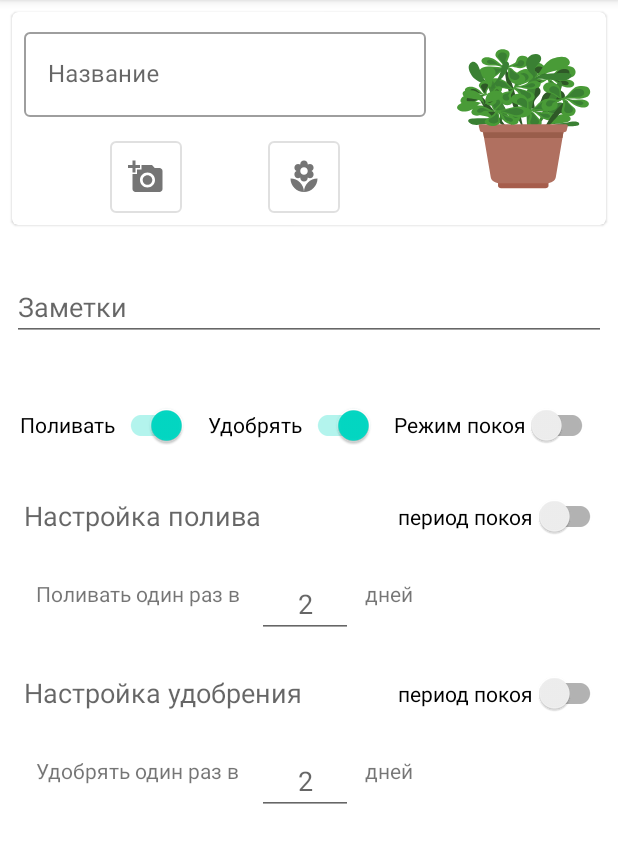
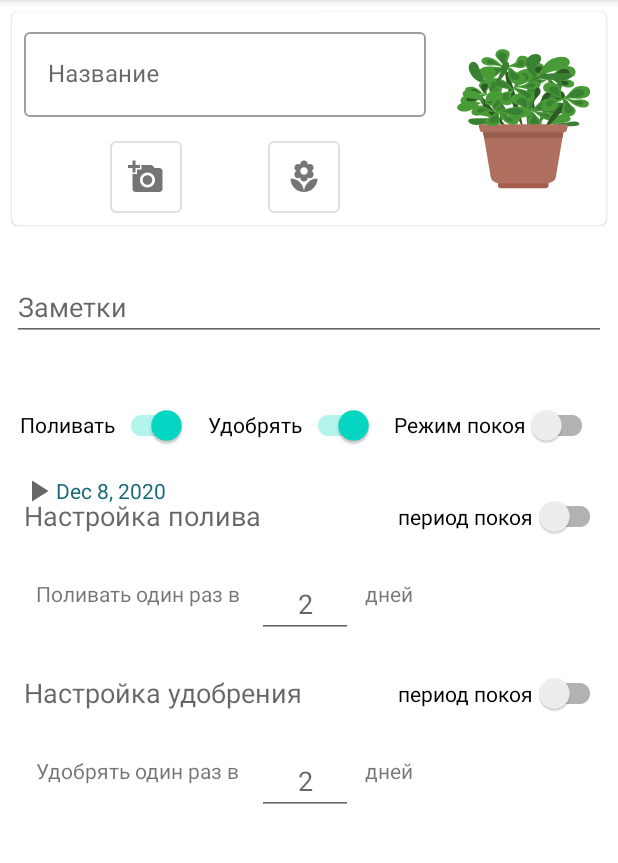
Before and after one commit to GorAnatoS/PlantKeeper, an Android app: the PlantAddAndInfo screen opened through its navigation route, on a phone screen of 412 x 824 dp, the part 84-947 px from its top. Run offline under Robolectric (Android 15) with nearby library versions, the phone set to English and light mode, and no system bars; our stand-ins replace data binding; libraries missing offline, so code that uses them is left out: com.xwray.groupie, com.yalantis.ucrop, org.kodein.di, permissions.dispatcher; plain views replace CircleMenuView; 5 statements that could not run were skipped.

Commit message:
+ time class + date start from set + materialDatePicker set lang

```diff
--- a/app/src/main/java/com/goranatos/plantskeeper/data/entity/PlantItemCard.kt
+++ b/app/src/main/java/com/goranatos/plantskeeper/data/entity/PlantItemCard.kt
@@ -1,11 +1,9 @@
 package com.goranatos.plantskeeper.data.entity
 
 import android.net.Uri
-import androidx.core.content.ContentProviderCompat.requireContext
 import androidx.navigation.findNavController
 import com.goranatos.plantskeeper.R
 import com.goranatos.plantskeeper.ui.home.MyPlantsFragmentDirections
-import com.goranatos.plantskeeper.ui.home.plantAddAndInfo.PlantAddAndInfo
 //import com.goranatos.plantskeeper.ui.home.MyPlantsFragmentDirections
 
 import com.xwray.groupie.kotlinandroidextensions.GroupieViewHolder
--- /dev/null
+++ b/app/src/main/java/com/goranatos/plantskeeper/internal/Time.kt
@@ -0,0 +1,38 @@
+package com.goranatos.plantskeeper.internal
+
+import java.text.SimpleDateFormat
+import java.util.*
+
+
+/**
+ Класс для работы с временными функциями
+ */
+class Time {
+    companion object {
+        fun formattedDateStringToFormattedDateLong(string: String): Long {
+            val date = Calendar.getInstance().time
+            val formatter =
+                SimpleDateFormat.getDateInstance() //or use getDateInstance()
+            var formatedDateString = formatter.format(date)
+            var formatedDateLong = formatter.parse(formatedDateString).time
+            return formatedDateLong
+        }
+
+        fun getFormattedDateString(): String {
+            val date = Calendar.getInstance().time
+            val formatter =
+                SimpleDateFormat.getDateInstance()
+            var formatedDateString = formatter.format(date)
+            return formatedDateString
+        }
+
+        fun getFormattedDateString(ms: Long): String {
+            val date = Calendar.getInstance().time
+            val formatter =
+                SimpleDateFormat.getDateInstance()
+            var formatedDateString = formatter.format(ms)
+
+            return formatedDateString
+        }
+    }
+}
--- a/app/src/main/java/com/goranatos/plantskeeper/ui/home/MyPlantsFragment.kt
+++ b/app/src/main/java/com/goranatos/plantskeeper/ui/home/MyPlantsFragment.kt
@@ -1,14 +1,10 @@
 package com.goranatos.plantskeeper.ui.home
 
 
-import android.app.Activity
-import android.content.Intent
-import android.graphics.Bitmap
 import android.os.Bundle
 import android.view.LayoutInflater
 import android.view.View
 import android.view.ViewGroup
-import android.widget.Toast
 import androidx.lifecycle.Observer
 import androidx.lifecycle.ViewModelProvider
 import androidx.navigation.findNavController
@@ -17,10 +13,8 @@ import com.goranatos.plantskeeper.R
 import com.goranatos.plantskeeper.data.entity.Plant
 import com.goranatos.plantskeeper.data.entity.PlantItemCard
 import com.goranatos.plantskeeper.ui.base.ScopedFragment
-import com.goranatos.plantskeeper.ui.home.plantAddAndInfo.PlantAddAndInfo
 import com.xwray.groupie.GroupAdapter
 import com.xwray.groupie.GroupieViewHolder
-import com.yalantis.ucrop.UCrop
 import kotlinx.android.synthetic.main.fragment_my_plants.*
 import kotlinx.coroutines.CoroutineScope
 import kotlinx.coroutines.Dispatchers
--- a/app/src/main/java/com/goranatos/plantskeeper/ui/home/plantAddAndInfo/PlantAddAndInfo.kt
+++ b/app/src/main/java/com/goranatos/plantskeeper/ui/plantAddAndInfo/PlantAddAndInfo.kt
@@ -1,4 +1,4 @@
-package com.goranatos.plantskeeper.ui.home.plantAddAndInfo
+package com.goranatos.plantskeeper.ui.plantAddAndInfo
 
 import android.Manifest
 import android.R.attr.maxHeight
@@ -18,18 +18,20 @@ import androidx.core.net.toUri
 import androidx.databinding.DataBindingUtil
 import androidx.lifecycle.ViewModelProvider
 import androidx.navigation.fragment.findNavController
+import com.google.android.material.datepicker.MaterialDatePicker
 
 import com.google.android.material.dialog.MaterialAlertDialogBuilder
 import com.google.android.material.snackbar.Snackbar
 import com.goranatos.plantskeeper.R
 import com.goranatos.plantskeeper.data.entity.Plant
 import com.goranatos.plantskeeper.databinding.FragmentAddAndChangePlantBinding
+import com.goranatos.plantskeeper.internal.Time
 import com.goranatos.plantskeeper.ui.base.ScopedFragment
 import com.goranatos.plantskeeper.ui.home.MyPlantsFragment.Companion.uiScope
 import com.goranatos.plantskeeper.ui.home.MyPlantsViewModel
 import com.goranatos.plantskeeper.ui.home.MyPlantsViewModelFactory
-import com.goranatos.plantskeeper.ui.home.plantAddAndInfo.selecPlantImageFromCollection.IMAGE_URI
-import com.goranatos.plantskeeper.ui.home.plantAddAndInfo.selecPlantImageFromCollection.SelectPlantImageFromCollectionFragment
+import com.goranatos.plantskeeper.ui.plantAddAndInfo.selecPlantImageFromCollection.IMAGE_URI
+import com.goranatos.plantskeeper.ui.plantAddAndInfo.selecPlantImageFromCollection.SelectPlantImageFromCollectionFragment
 import com.goranatos.plantskeeper.util.Helper.Companion.hideKeyboard
 import com.yalantis.ucrop.UCrop
 import kotlinx.coroutines.Dispatchers
@@ -53,6 +55,8 @@ import java.util.*
 @RuntimePermissions
 class PlantAddAndInfo : ScopedFragment(), DIAware {
     companion object {
+
+        // TODO: 12/8/2020 new structure DATA
         var isNewPlant: Boolean = false
 
         //id and Plant которые надо изменить в БД
@@ -68,6 +72,8 @@ class PlantAddAndInfo : ScopedFragment(), DIAware {
 
         lateinit var uriDestination: Uri
         lateinit var uriCapturedImage: Uri
+
+        private var formattedDateLong: Long = 0
     }
 
     override val di by closestDI()
@@ -106,6 +112,8 @@ class PlantAddAndInfo : ScopedFragment(), DIAware {
             bindEditExistingPlant()
         }
 
+        setTimeFunctions()
+
         setWaterSwitch()
         setFertilizeSwitch()
         setHibernateSwitch()
@@ -118,6 +126,7 @@ class PlantAddAndInfo : ScopedFragment(), DIAware {
 
         return binding.root
     }
+
 
     override fun onActivityResult(requestCode: Int, resultCode: Int, data: Intent?) {
         if (resultCode == RESULT_OK) {
@@ -204,6 +213,31 @@ class PlantAddAndInfo : ScopedFragment(), DIAware {
 
             hideKeyboard()
             findNavController().navigateUp()
+        }
+    }
+
+    private fun setTimeFunctions() {
+        binding.tvDateWaterStartFromVal.text = Time.getFormattedDateString()
+
+
+        val builder = MaterialDatePicker.Builder.datePicker()
+        builder.setTitleText("Поливать с")
+        val materialDatePicker = builder.build()
+
+        materialDatePicker.addOnPositiveButtonClickListener {
+            binding.tvDateWaterStartFromVal.text = Time.getFormattedDateString(it)
+            formattedDateLong = it
+        }
+
+        binding.tvDateWaterStartFromVal.setOnClickListener{
+            materialDatePicker.show(parentFragmentManager, "DATE_PICKER")
+        }
+
+
+        if (isNewPlant){
+
+        } else {
+
         }
     }
 
@@ -549,4 +583,8 @@ class PlantAddAndInfo : ScopedFragment(), DIAware {
 
     // TODO: 12/5/2020 Внешний вид кропа изменить под стиль прилоржения*
 
+
+    // TODO: 12/8/2020 !!!
+
+
 }
--- a/app/src/main/java/com/goranatos/plantskeeper/ui/home/plantAddAndInfo/selecPlantImageFromCollection/SelectPlantImageFromCollectionFragment.kt
+++ b/app/src/main/java/com/goranatos/plantskeeper/ui/plantAddAndInfo/selecPlantImageFromCollection/SelectPlantImageFromCollectionFragment.kt
@@ -1,4 +1,4 @@
-package com.goranatos.plantskeeper.ui.home.plantAddAndInfo.selecPlantImageFromCollection
+package com.goranatos.plantskeeper.ui.plantAddAndInfo.selecPlantImageFromCollection
 
 import android.app.Dialog
 import android.net.Uri
@@ -7,7 +7,6 @@ import android.view.LayoutInflater
 import android.view.View
 import android.view.ViewGroup
 import android.view.Window
-import android.widget.Toast
 import androidx.fragment.app.DialogFragment
 import androidx.navigation.fragment.findNavController
 import androidx.recyclerview.widget.GridLayoutManager
--- a/app/src/main/res/layout/fragment_add_and_change_plant.xml
+++ b/app/src/main/res/layout/fragment_add_and_change_plant.xml
@@ -12,7 +12,7 @@
         <androidx.constraintlayout.widget.ConstraintLayout
             android:layout_width="match_parent"
             android:layout_height="match_parent"
-            tools:context=".ui.home.plantAddAndInfo.PlantAddAndInfo">
+            tools:context=".ui.plantAddAndInfo.PlantAddAndInfo">
 
             <androidx.constraintlayout.widget.Group
                 android:id="@+id/group_content"
@@ -188,11 +188,27 @@
                 android:layout_width="wrap_content"
                 android:layout_height="wrap_content"
                 android:layout_marginTop="@dimen/margin_2x"
+                tools:checked="true"
                 android:text="Поливать"
                 app:layout_constraintEnd_toStartOf="@+id/switchFertilize"
                 app:layout_constraintHorizontal_bias="0.5"
                 app:layout_constraintStart_toStartOf="parent"
                 app:layout_constraintTop_toBottomOf="@+id/editTextTextPlantDescription" />
+
+
+            <TextView
+                android:id="@+id/tvDateWaterStartFromVal"
+                android:layout_width="wrap_content"
+                android:layout_height="wrap_content"
+                android:layout_marginTop="8dp"
+                android:text="01.10"
+                android:gravity="center"
+                android:textAlignment="center"
+                android:textColor="@color/colorAccent"
+                android:textSize="14sp"
+                app:drawableStartCompat="@drawable/ic_baseline_play_arrow_24"
+                app:layout_constraintStart_toStartOf="@+id/switchWater"
+                app:layout_constraintTop_toBottomOf="@+id/switchWater" />
 
             <androidx.appcompat.widget.SwitchCompat
                 android:id="@+id/switchFertilize"
@@ -208,6 +224,7 @@
                 android:id="@+id/switchIsHibernateOn"
                 android:layout_width="wrap_content"
                 android:layout_height="wrap_content"
+                tools:checked="true"
                 android:text="Режим покоя"
                 app:layout_constraintEnd_toEndOf="parent"
                 app:layout_constraintHorizontal_bias="0.5"
@@ -232,6 +249,7 @@
                 android:layout_height="wrap_content"
                 android:layout_marginTop="8dp"
                 android:text="01.10"
+                android:gravity="center"
                 android:textAlignment="center"
                 android:textColor="@color/colorAccent"
                 android:textSize="14sp"
@@ -243,16 +261,15 @@
                 android:id="@+id/tvDateHibernateFinishVal"
                 android:layout_width="wrap_content"
                 android:layout_height="wrap_content"
-                android:layout_marginStart="8dp"
                 android:text="01.04"
+                android:gravity="center"
                 android:textAlignment="center"
                 android:textColor="@color/colorAccent"
                 android:textSize="14sp"
+                app:drawableStartCompat="@drawable/ic_baseline_pause_24"
                 app:layout_constraintBottom_toBottomOf="@+id/tvDateHibernateStartFromVal"
                 app:layout_constraintEnd_toEndOf="@+id/switchIsHibernateOn"
-                app:layout_constraintStart_toEndOf="@+id/tvDateHibernateStartFromVal"
-                app:layout_constraintTop_toTopOf="@+id/tvDateHibernateStartFromVal"
-                app:drawableStartCompat="@drawable/ic_baseline_pause_24" />
+                app:layout_constraintTop_toTopOf="@+id/tvDateHibernateStartFromVal" />
 
             <include
                 android:id="@+id/includePlantWatering"
@@ -284,6 +301,8 @@
 
 
 
+
+
         </androidx.constraintlayout.widget.ConstraintLayout>
 
     </ScrollView>
--- a/app/src/main/res/navigation/nav_graph.xml
+++ b/app/src/main/res/navigation/nav_graph.xml
@@ -16,7 +16,7 @@
     <fragment
         android:id="@+id/plantAddAndInfo"
         tools:layout="@layout/fragment_add_and_change_plant"
-        android:name="com.goranatos.plantskeeper.ui.home.plantAddAndInfo.PlantAddAndInfo"
+        android:name="com.goranatos.plantskeeper.ui.plantAddAndInfo.PlantAddAndInfo"
         android:label="PlantAddAndInfo" >
         <argument
             android:name="plant_id_in_database"
```
Also changed, not shown: app/src/main/res/values/strings.xml (+22 -1 lines).
